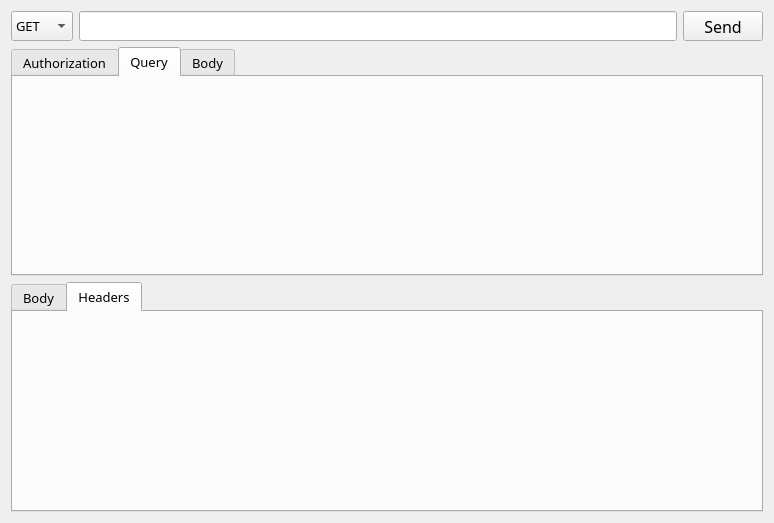
This is widget.ui in gitorup/qhttpc as Qt 5 draws it before an edit. The edited form follows.
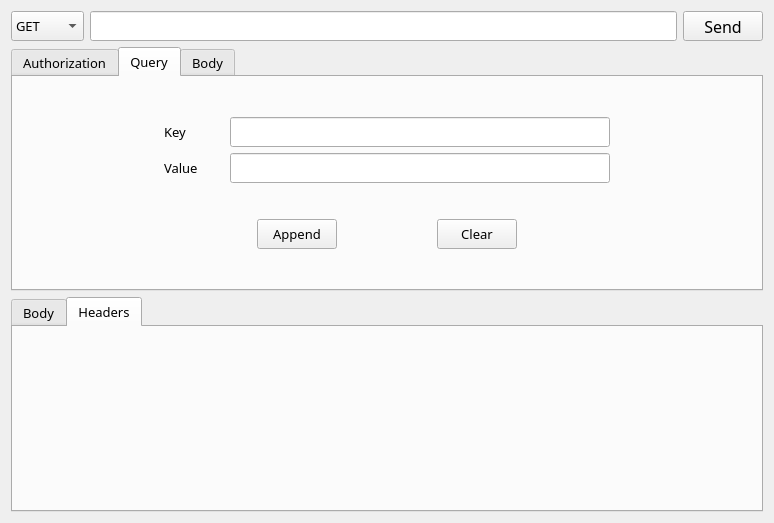
This is the edited form. The open tabs and pages were chosen to show the change.

Commit message: modify http handle

Diff of the .ui file:
```diff
--- a/widget.ui
+++ b/widget.ui
@@ -51,6 +51,21 @@
            <string>POST</string>
           </property>
          </item>
+         <item>
+          <property name="text">
+           <string>PUT</string>
+          </property>
+         </item>
+         <item>
+          <property name="text">
+           <string>HEAD</string>
+          </property>
+         </item>
+         <item>
+          <property name="text">
+           <string>DELETE</string>
+          </property>
+         </item>
         </widget>
        </item>
        <item>
@@ -352,6 +367,200 @@
         <attribute name="title">
          <string>Query</string>
         </attribute>
+        <layout class="QGridLayout" name="gridLayout_4">
+         <item row="0" column="1">
+          <spacer name="verticalSpacer_5">
+           <property name="orientation">
+            <enum>Qt::Vertical</enum>
+           </property>
+           <property name="sizeHint" stdset="0">
+            <size>
+             <width>20</width>
+             <height>40</height>
+            </size>
+           </property>
+          </spacer>
+         </item>
+         <item row="1" column="0">
+          <spacer name="horizontalSpacer_8">
+           <property name="orientation">
+            <enum>Qt::Horizontal</enum>
+           </property>
+           <property name="sizeHint" stdset="0">
+            <size>
+             <width>40</width>
+             <height>20</height>
+            </size>
+           </property>
+          </spacer>
+         </item>
+         <item row="1" column="2">
+          <spacer name="horizontalSpacer_9">
+           <property name="orientation">
+            <enum>Qt::Horizontal</enum>
+           </property>
+           <property name="sizeHint" stdset="0">
+            <size>
+             <width>40</width>
+             <height>20</height>
+            </size>
+           </property>
+          </spacer>
+         </item>
+         <item row="1" column="1">
+          <layout class="QVBoxLayout" name="verticalLayout_3">
+           <item>
+            <layout class="QHBoxLayout" name="horizontalLayout_5">
+             <item>
+              <widget class="QLabel" name="sendQueryKeyLabel">
+               <property name="minimumSize">
+                <size>
+                 <width>60</width>
+                 <height>30</height>
+                </size>
+               </property>
+               <property name="text">
+                <string>Key</string>
+               </property>
+              </widget>
+             </item>
+             <item>
+              <widget class="QLineEdit" name="sendQueryKeyLineEdit">
+               <property name="minimumSize">
+                <size>
+                 <width>380</width>
+                 <height>30</height>
+                </size>
+               </property>
+              </widget>
+             </item>
+            </layout>
+           </item>
+           <item>
+            <layout class="QHBoxLayout" name="horizontalLayout_4">
+             <item>
+              <widget class="QLabel" name="sendQueryValueLabel">
+               <property name="minimumSize">
+                <size>
+                 <width>60</width>
+                 <height>30</height>
+                </size>
+               </property>
+               <property name="text">
+                <string>Value</string>
+               </property>
+              </widget>
+             </item>
+             <item>
+              <widget class="QLineEdit" name="sendQueryValueLineEdit">
+               <property name="minimumSize">
+                <size>
+                 <width>180</width>
+                 <height>30</height>
+                </size>
+               </property>
+              </widget>
+             </item>
+            </layout>
+           </item>
+           <item>
+            <spacer name="verticalSpacer_4">
+             <property name="orientation">
+              <enum>Qt::Vertical</enum>
+             </property>
+             <property name="sizeHint" stdset="0">
+              <size>
+               <width>20</width>
+               <height>40</height>
+              </size>
+             </property>
+            </spacer>
+           </item>
+           <item>
+            <layout class="QHBoxLayout" name="horizontalLayout_3">
+             <item>
+              <spacer name="horizontalSpacer_6">
+               <property name="orientation">
+                <enum>Qt::Horizontal</enum>
+               </property>
+               <property name="sizeHint" stdset="0">
+                <size>
+                 <width>40</width>
+                 <height>20</height>
+                </size>
+               </property>
+              </spacer>
+             </item>
+             <item>
+              <widget class="QPushButton" name="sendQueryAppendBtn">
+               <property name="minimumSize">
+                <size>
+                 <width>60</width>
+                 <height>30</height>
+                </size>
+               </property>
+               <property name="text">
+                <string>Append</string>
+               </property>
+              </widget>
+             </item>
+             <item>
+              <spacer name="horizontalSpacer_5">
+               <property name="orientation">
+                <enum>Qt::Horizontal</enum>
+               </property>
+               <property name="sizeHint" stdset="0">
+                <size>
+                 <width>40</width>
+                 <height>20</height>
+                </size>
+               </property>
+              </spacer>
+             </item>
+             <item>
+              <widget class="QPushButton" name="sendQueryClearBtn">
+               <property name="minimumSize">
+                <size>
+                 <width>60</width>
+                 <height>30</height>
+                </size>
+               </property>
+               <property name="text">
+                <string>Clear</string>
+               </property>
+              </widget>
+             </item>
+             <item>
+              <spacer name="horizontalSpacer_7">
+               <property name="orientation">
+                <enum>Qt::Horizontal</enum>
+               </property>
+               <property name="sizeHint" stdset="0">
+                <size>
+                 <width>40</width>
+                 <height>20</height>
+                </size>
+               </property>
+              </spacer>
+             </item>
+            </layout>
+           </item>
+          </layout>
+         </item>
+         <item row="2" column="1">
+          <spacer name="verticalSpacer_6">
+           <property name="orientation">
+            <enum>Qt::Vertical</enum>
+           </property>
+           <property name="sizeHint" stdset="0">
+            <size>
+             <width>20</width>
+             <height>40</height>
+            </size>
+           </property>
+          </spacer>
+         </item>
+        </layout>
        </widget>
        <widget class="QWidget" name="sendBodyTab">
         <attribute name="title">
@@ -380,7 +589,7 @@
         </font>
        </property>
        <property name="currentIndex">
-        <number>0</number>
+        <number>1</number>
        </property>
        <widget class="QWidget" name="recvBodyTab">
         <attribute name="title">
@@ -391,9 +600,6 @@
           <widget class="QTextBrowser" name="recvBodyTextBrowser"/>
          </item>
         </layout>
-        <zorder>sendWidget</zorder>
-        <zorder>sendWidget</zorder>
-        <zorder>recvBodyTextBrowser</zorder>
        </widget>
        <widget class="QWidget" name="recvHeaderTab">
         <attribute name="title">
```
The commit also changes 2 other files.
